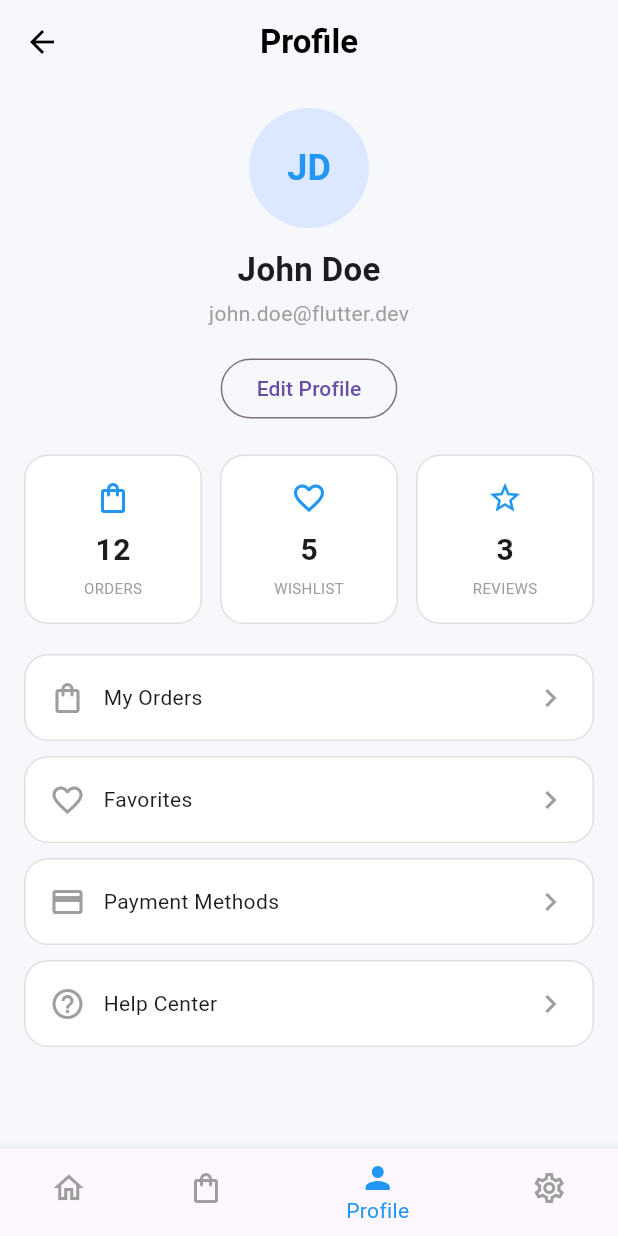
After one commit to mostafaelwazzany/flutter-task-5-Nti, a Flutter app: the ProfileScreen screen opened directly, on a phone screen of 412 x 824 dp. The commit adds this screen. Run offline on Flutter 3.47's test engine with Material 3 defaults, Android fonts, the phone set to English and light mode, and no system bars.

Commit message:
feat: Add ProfileScreen and integrate navigation from ShopScreen

```diff
--- /dev/null
+++ b/lib/screens/profile_screen.dart
@@ -0,0 +1,210 @@
+import 'package:flutter/material.dart';
+import 'package:flutter_application_1/constants/app_colors.dart';
+
+class ProfileScreen extends StatelessWidget {
+  const ProfileScreen({super.key});
+
+  @override
+  Widget build(BuildContext context) {
+    return Scaffold(
+      backgroundColor: AppColors.background,
+      appBar: AppBar(
+        backgroundColor: AppColors.background,
+        elevation: 0,
+        centerTitle: true,
+        title: const Text(
+          'Profile',
+          style: TextStyle(
+            color: Colors.black,
+            fontWeight: FontWeight.bold,
+          ),
+        ),
+      ),
+      body: ListView(
+        padding: const EdgeInsets.all(16),
+        children: [
+          const CircleAvatar(
+            radius: 40,
+            backgroundColor: Color(0xFFDCE8FF),
+            child: Text(
+              'JD',
+              style: TextStyle(
+                color: Colors.blue,
+                fontSize: 24,
+                fontWeight: FontWeight.bold,
+              ),
+            ),
+          ),
+          const SizedBox(height: 12),
+          const Center(
+            child: Text(
+              'John Doe',
+              style: TextStyle(
+                fontSize: 22,
+                fontWeight: FontWeight.bold,
+              ),
+            ),
+          ),
+          const SizedBox(height: 4),
+          const Center(
+            child: Text(
+              'john.doe@flutter.dev',
+              style: TextStyle(
+                color: Colors.grey,
+                fontSize: 14,
+              ),
+            ),
+          ),
+          const SizedBox(height: 16),
+          Center(
+            child: OutlinedButton(
+              onPressed: () {},
+              child: const Text('Edit Profile'),
+            ),
+          ),
+          const SizedBox(height: 20),
+          const Row(
+            children: [
+              Expanded(
+                child: ProfileBox(
+                  title: '12',
+                  subtitle: 'ORDERS',
+                  icon: Icons.shopping_bag_outlined,
+                ),
+              ),
+              SizedBox(width: 12),
+              Expanded(
+                child: ProfileBox(
+                  title: '5',
+                  subtitle: 'WISHLIST',
+                  icon: Icons.favorite_border,
+                ),
+              ),
+              SizedBox(width: 12),
+              Expanded(
+                child: ProfileBox(
+                  title: '3',
+                  subtitle: 'REVIEWS',
+                  icon: Icons.star_border,
+                ),
+              ),
+            ],
+          ),
+          const SizedBox(height: 20),
+          const ProfileTile(title: 'My Orders', icon: Icons.shopping_bag_outlined),
+          const SizedBox(height: 10),
+          const ProfileTile(title: 'Favorites', icon: Icons.favorite_border),
+          const SizedBox(height: 10),
+          const ProfileTile(title: 'Payment Methods', icon: Icons.credit_card_outlined),
+          const SizedBox(height: 10),
+          const ProfileTile(title: 'Help Center', icon: Icons.help_outline),
+        ],
+      ),
+      bottomNavigationBar: BottomNavigationBar(
+        currentIndex: 2,
+        selectedItemColor: Colors.blue,
+        unselectedItemColor: Colors.grey,
+        items: const [
+          BottomNavigationBarItem(
+            icon: Icon(Icons.home_outlined),
+            label: 'Home',
+          ),
+          BottomNavigationBarItem(
+            icon: Icon(Icons.shopping_bag_outlined),
+            label: 'Shop',
+          ),
+          BottomNavigationBarItem(
+            icon: Icon(Icons.person),
+            label: 'Profile',
+          ),
+          BottomNavigationBarItem(
+            icon: Icon(Icons.settings_outlined),
+            label: 'Settings',
+          ),
+        ],
+      ),
+    );
+  }
+}
+
+class ProfileBox extends StatelessWidget {
+  const ProfileBox({
+    super.key,
+    required this.title,
+    required this.subtitle,
+    required this.icon,
+  });
+
+  final String title;
+  final String subtitle;
+  final IconData icon;
+
+  @override
+  Widget build(BuildContext context) {
+    return Container(
+      padding: const EdgeInsets.symmetric(vertical: 16),
+      decoration: BoxDecoration(
+        color: Colors.white,
+        borderRadius: BorderRadius.circular(16),
+        border: Border.all(color: Colors.grey.shade300),
+      ),
+      child: Column(
+        children: [
+          Icon(icon, color: Colors.blue),
+          const SizedBox(height: 8),
+          Text(
+            title,
+            style: const TextStyle(
+              fontSize: 20,
+              fontWeight: FontWeight.bold,
+            ),
+          ),
+          const SizedBox(height: 4),
+          Text(
+            subtitle,
+            style: const TextStyle(
+              fontSize: 10,
+              color: Colors.grey,
+            ),
+          ),
+        ],
+      ),
+    );
+  }
+}
+
+class ProfileTile extends StatelessWidget {
+  const ProfileTile({
+    super.key,
+    required this.title,
+    required this.icon,
+  });
+
+  final String title;
+  final IconData icon;
+
+  @override
+  Widget build(BuildContext context) {
+    return Container(
+      padding: const EdgeInsets.all(16),
+      decoration: BoxDecoration(
+        color: Colors.white,
+        borderRadius: BorderRadius.circular(16),
+        border: Border.all(color: Colors.grey.shade300),
+      ),
+      child: Row(
+        children: [
+          Icon(icon, color: Colors.grey),
+          const SizedBox(width: 12),
+          Expanded(
+            child: Text(
+              title,
+              style: const TextStyle(fontSize: 14),
+            ),
+          ),
+          const Icon(Icons.chevron_right, color: Colors.grey),
+        ],
+      ),
+    );
+  }
+}
--- a/lib/screens/shop_screen.dart
+++ b/lib/screens/shop_screen.dart
@@ -1,5 +1,6 @@
 import 'package:flutter/material.dart';
 import 'package:flutter_application_1/constants/app_colors.dart';
+import 'package:flutter_application_1/screens/profile_screen.dart';
 
 class ShopScreen extends StatelessWidget {
   const ShopScreen({super.key});
@@ -23,28 +24,28 @@ class ShopScreen extends StatelessWidget {
         padding: const EdgeInsets.all(16),
         children: const [
           ProductCard(
-            image: '⚽',
+            image: 'SB',
             name: 'Pro Soccer Ball',
             subtitle: 'FIFA approved match ball',
             price: '\$29.99',
           ),
           SizedBox(height: 12),
           ProductCard(
-            image: '👟',
+            image: 'RX',
             name: 'Runner X1',
             subtitle: 'Lightweight running shoes',
             price: '\$89.99',
           ),
           SizedBox(height: 12),
           ProductCard(
-            image: '👕',
+            image: 'CJ',
             name: 'Classic Jersey',
             subtitle: 'Breathable fabric',
             price: '\$45.00',
           ),
           SizedBox(height: 12),
           ProductCard(
-            image: '🎾',
+            image: 'TR',
             name: 'Pro Tennis Racket',
             subtitle: 'Carbon fiber frame',
             price: '\$120.00',
@@ -55,6 +56,16 @@ class ShopScreen extends StatelessWidget {
         currentIndex: 1,
         selectedItemColor: Colors.blue,
         unselectedItemColor: Colors.grey,
+        onTap: (index) {
+          if (index == 2) {
+            Navigator.push(
+              context,
+              MaterialPageRoute(
+                builder: (context) => const ProfileScreen(),
+              ),
+            );
+          }
+        },
         items: const [
           BottomNavigationBarItem(
             icon: Icon(Icons.home_outlined),
@@ -113,7 +124,11 @@ class ProductCard extends StatelessWidget {
             child: Center(
               child: Text(
                 image,
-                style: const TextStyle(fontSize: 28),
+                style: const TextStyle(
+                  fontSize: 18,
+                  fontWeight: FontWeight.bold,
+                  color: Colors.blue,
+                ),
               ),
             ),
           ),
```
Also changed, not shown: 1 other file.
